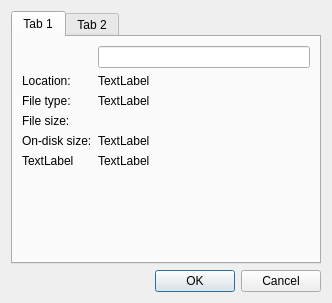
Before: the Qt Designer form file-props.ui in lxqt/pcmanfm-qt, drawn with Qt 5.
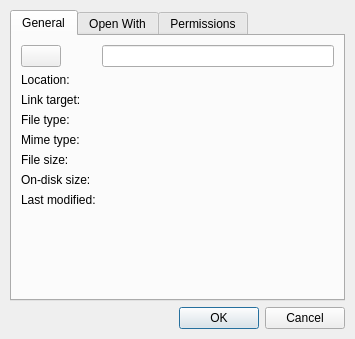
After: the same form once the commit is applied. The open tabs and pages were chosen to show the change. Icons and pictures are not drawn.

Patch:
```diff
--- a/file-props.ui
+++ b/file-props.ui
@@ -6,33 +6,44 @@
    <rect>
     <x>0</x>
     <y>0</y>
-    <width>332</width>
-    <height>303</height>
+    <width>355</width>
+    <height>339</height>
    </rect>
   </property>
   <property name="windowTitle">
    <string>Dialog</string>
   </property>
   <layout class="QVBoxLayout" name="verticalLayout">
+   <property name="margin">
+    <number>10</number>
+   </property>
    <item>
     <widget class="QTabWidget" name="tabWidget">
      <widget class="QWidget" name="tab">
       <attribute name="title">
-       <string>Tab 1</string>
+       <string>General</string>
       </attribute>
-      <layout class="QFormLayout" name="formLayout">
-       <property name="fieldGrowthPolicy">
-        <enum>QFormLayout::AllNonFixedFieldsGrow</enum>
-       </property>
+      <layout class="QFormLayout" name="formLayout_2">
        <item row="0" column="0">
-        <widget class="QLabel" name="label">
+        <widget class="QPushButton" name="iconButton">
          <property name="text">
           <string/>
          </property>
+         <property name="icon">
+          <iconset theme="unknown">
+           <normaloff/>
+          </iconset>
+         </property>
+         <property name="iconSize">
+          <size>
+           <width>32</width>
+           <height>32</height>
+          </size>
+         </property>
         </widget>
        </item>
        <item row="0" column="1">
-        <widget class="QLineEdit" name="lineEdit"/>
+        <widget class="QLineEdit" name="fileName"/>
        </item>
        <item row="1" column="0">
         <widget class="QLabel" name="label_2">
@@ -42,67 +53,247 @@
         </widget>
        </item>
        <item row="1" column="1">
-        <widget class="QLabel" name="label_3">
+        <widget class="QLabel" name="location">
          <property name="text">
-          <string>TextLabel</string>
+          <string/>
+         </property>
+         <property name="wordWrap">
+          <bool>true</bool>
          </property>
         </widget>
        </item>
-       <item row="2" column="0">
+       <item row="3" column="0">
         <widget class="QLabel" name="label_4">
          <property name="text">
           <string>File type:</string>
          </property>
         </widget>
        </item>
-       <item row="2" column="1">
-        <widget class="QLabel" name="label_5">
+       <item row="3" column="1">
+        <widget class="QLabel" name="fileType">
          <property name="text">
-          <string>TextLabel</string>
+          <string/>
          </property>
         </widget>
        </item>
        <item row="4" column="0">
+        <widget class="QLabel" name="label">
+         <property name="text">
+          <string>Mime type:</string>
+         </property>
+        </widget>
+       </item>
+       <item row="4" column="1">
+        <widget class="QLabel" name="mimeType">
+         <property name="text">
+          <string/>
+         </property>
+        </widget>
+       </item>
+       <item row="5" column="0">
         <widget class="QLabel" name="label_7">
          <property name="text">
           <string>File size:</string>
          </property>
         </widget>
        </item>
-       <item row="5" column="0">
-        <widget class="QLabel" name="label_6">
-         <property name="text">
-          <string>On-disk size:</string>
-         </property>
-        </widget>
-       </item>
        <item row="5" column="1">
-        <widget class="QLabel" name="label_8">
+        <widget class="QLabel" name="fileSize">
          <property name="text">
-          <string>TextLabel</string>
+          <string/>
          </property>
         </widget>
        </item>
        <item row="6" column="0">
-        <widget class="QLabel" name="label_9">
+        <widget class="QLabel" name="label_6">
          <property name="text">
-          <string>TextLabel</string>
+          <string>On-disk size:</string>
          </property>
         </widget>
        </item>
        <item row="6" column="1">
-        <widget class="QLabel" name="label_10">
+        <widget class="QLabel" name="onDiskSize">
          <property name="text">
-          <string>TextLabel</string>
+          <string/>
          </property>
         </widget>
+       </item>
+       <item row="7" column="0">
+        <widget class="QLabel" name="label_3">
+         <property name="text">
+          <string>Last modified:</string>
+         </property>
+        </widget>
+       </item>
+       <item row="7" column="1">
+        <widget class="QLabel" name="lastModified">
+         <property name="text">
+          <string/>
+         </property>
+        </widget>
+       </item>
+       <item row="2" column="0">
+        <widget class="QLabel" name="targetLabel">
+         <property name="text">
+          <string>Link target:</string>
+         </property>
+        </widget>
+       </item>
+       <item row="2" column="1">
+        <widget class="QLabel" name="target">
+         <property name="text">
+          <string/>
+         </property>
+         <property name="wordWrap">
+          <bool>true</bool>
+         </property>
+        </widget>
+       </item>
+      </layout>
+     </widget>
+     <widget class="QWidget" name="tab_3">
+      <attribute name="title">
+       <string>Open With</string>
+      </attribute>
+      <layout class="QVBoxLayout" name="verticalLayout_3">
+       <item>
+        <widget class="QLabel" name="label_5">
+         <property name="sizePolicy">
+          <sizepolicy hsizetype="Preferred" vsizetype="Preferred">
+           <horstretch>0</horstretch>
+           <verstretch>0</verstretch>
+          </sizepolicy>
+         </property>
+         <property name="text">
+          <string>&lt;html&gt;&lt;head/&gt;&lt;body&gt;&lt;p&gt;Applications used to open this type of file&lt;/p&gt;&lt;/body&gt;&lt;/html&gt;</string>
+         </property>
+        </widget>
+       </item>
+       <item>
+        <layout class="QHBoxLayout" name="horizontalLayout">
+         <item>
+          <widget class="QListWidget" name="listWidget"/>
+         </item>
+         <item>
+          <layout class="QVBoxLayout" name="verticalLayout_2">
+           <item>
+            <widget class="QPushButton" name="pushButton">
+             <property name="text">
+              <string>Add</string>
+             </property>
+            </widget>
+           </item>
+           <item>
+            <widget class="QPushButton" name="pushButton_2">
+             <property name="text">
+              <string>Remove</string>
+             </property>
+            </widget>
+           </item>
+           <item>
+            <widget class="QPushButton" name="pushButton_3">
+             <property name="text">
+              <string>Edit</string>
+             </property>
+            </widget>
+           </item>
+           <item>
+            <spacer name="verticalSpacer">
+             <property name="orientation">
+              <enum>Qt::Vertical</enum>
+             </property>
+             <property name="sizeHint" stdset="0">
+              <size>
+               <width>20</width>
+               <height>40</height>
+              </size>
+             </property>
+            </spacer>
+           </item>
+          </layout>
+         </item>
+        </layout>
        </item>
       </layout>
      </widget>
      <widget class="QWidget" name="tab_2">
       <attribute name="title">
-       <string>Tab 2</string>
+       <string>Permissions</string>
       </attribute>
+      <layout class="QFormLayout" name="formLayout">
+       <item row="0" column="0">
+        <widget class="QLabel" name="label_8">
+         <property name="text">
+          <string>Owner:</string>
+         </property>
+        </widget>
+       </item>
+       <item row="0" column="1">
+        <widget class="QLineEdit" name="lineEdit"/>
+       </item>
+       <item row="1" column="0">
+        <widget class="QLabel" name="label_9">
+         <property name="text">
+          <string>Group:</string>
+         </property>
+        </widget>
+       </item>
+       <item row="1" column="1">
+        <widget class="QLineEdit" name="lineEdit_2"/>
+       </item>
+       <item row="2" column="0" colspan="2">
+        <widget class="QGroupBox" name="groupBox">
+         <property name="title">
+          <string>Access Control</string>
+         </property>
+         <property name="flat">
+          <bool>true</bool>
+         </property>
+         <layout class="QFormLayout" name="formLayout_3">
+          <item row="0" column="0">
+           <widget class="QLabel" name="label_10">
+            <property name="text">
+             <string>TextLabel</string>
+            </property>
+           </widget>
+          </item>
+          <item row="0" column="1">
+           <widget class="QComboBox" name="comboBox"/>
+          </item>
+          <item row="1" column="0">
+           <widget class="QLabel" name="label_11">
+            <property name="text">
+             <string>TextLabel</string>
+            </property>
+           </widget>
+          </item>
+          <item row="3" column="0">
+           <widget class="QLabel" name="label_12">
+            <property name="text">
+             <string>TextLabel</string>
+            </property>
+           </widget>
+          </item>
+          <item row="3" column="1">
+           <widget class="QComboBox" name="comboBox_3"/>
+          </item>
+          <item row="4" column="0">
+           <widget class="QLabel" name="label_13">
+            <property name="text">
+             <string>TextLabel</string>
+            </property>
+           </widget>
+          </item>
+          <item row="4" column="1">
+           <widget class="QComboBox" name="comboBox_4"/>
+          </item>
+          <item row="1" column="1">
+           <widget class="QComboBox" name="comboBox_2"/>
+          </item>
+         </layout>
+        </widget>
+       </item>
+      </layout>
      </widget>
     </widget>
    </item>
```
Left out of the diff: 18 changed lines with no effect on the pictures.
